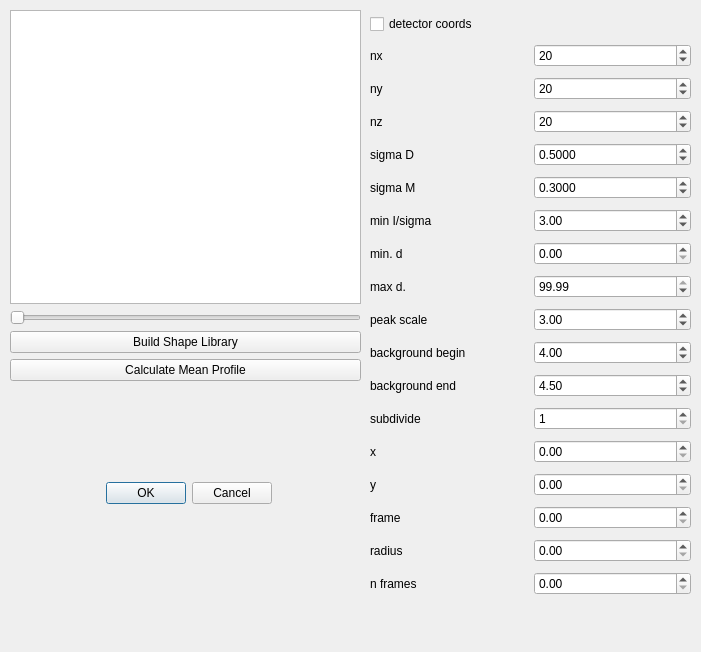
This is apps/nsxqt/ui/ProfileFitDialog.ui in k61n/openhkl as Qt 5 draws it before an edit. The edited form follows.
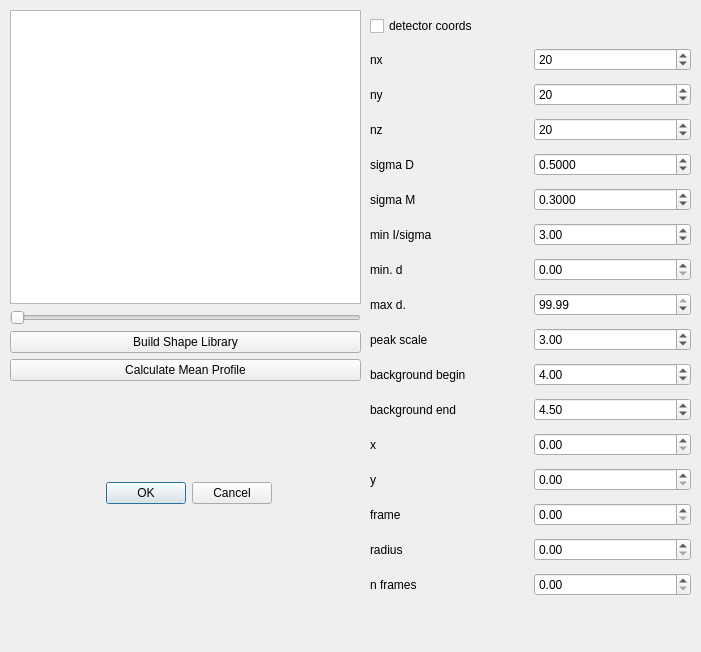
This is the edited form.

What changed in the file:
```diff
--- a/apps/nsxqt/ui/ProfileFitDialog.ui
+++ b/apps/nsxqt/ui/ProfileFitDialog.ui
@@ -155,20 +155,6 @@
       </property>
      </widget>
     </item>
-    <item row="12" column="1">
-     <widget class="QSpinBox" name="subdivide">
-      <property name="minimum">
-       <number>1</number>
-      </property>
-     </widget>
-    </item>
-    <item row="12" column="0">
-     <widget class="QLabel" name="label_8">
-      <property name="text">
-       <string>subdivide</string>
-      </property>
-     </widget>
-    </item>
     <item row="4" column="0">
      <widget class="QLabel" name="label_9">
       <property name="text">
@@ -209,70 +195,70 @@
       </property>
      </widget>
     </item>
-    <item row="15" column="0">
+    <item row="14" column="0">
      <widget class="QLabel" name="label_13">
       <property name="text">
        <string>frame</string>
       </property>
      </widget>
     </item>
-    <item row="14" column="0">
+    <item row="13" column="0">
      <widget class="QLabel" name="label_12">
       <property name="text">
        <string>y</string>
       </property>
      </widget>
     </item>
-    <item row="16" column="0">
+    <item row="15" column="0">
      <widget class="QLabel" name="label_14">
       <property name="text">
        <string>radius</string>
       </property>
      </widget>
     </item>
-    <item row="13" column="0">
+    <item row="12" column="0">
      <widget class="QLabel" name="label_11">
       <property name="text">
        <string>x</string>
       </property>
      </widget>
     </item>
-    <item row="17" column="0">
+    <item row="16" column="0">
      <widget class="QLabel" name="label_15">
       <property name="text">
        <string>n frames</string>
       </property>
      </widget>
     </item>
-    <item row="13" column="1">
+    <item row="12" column="1">
      <widget class="QDoubleSpinBox" name="x">
       <property name="singleStep">
        <double>0.010000000000000</double>
       </property>
      </widget>
     </item>
-    <item row="14" column="1">
+    <item row="13" column="1">
      <widget class="QDoubleSpinBox" name="y">
       <property name="singleStep">
        <double>0.010000000000000</double>
       </property>
      </widget>
     </item>
-    <item row="15" column="1">
+    <item row="14" column="1">
      <widget class="QDoubleSpinBox" name="frame">
       <property name="singleStep">
        <double>0.010000000000000</double>
       </property>
      </widget>
     </item>
-    <item row="16" column="1">
+    <item row="15" column="1">
      <widget class="QDoubleSpinBox" name="radius">
       <property name="singleStep">
        <double>0.010000000000000</double>
       </property>
      </widget>
     </item>
-    <item row="17" column="1">
+    <item row="16" column="1">
      <widget class="QDoubleSpinBox" name="nframes">
       <property name="singleStep">
        <double>0.010000000000000</double>
```
Left out of the diff: 4 changed lines with no effect on the pictures.
